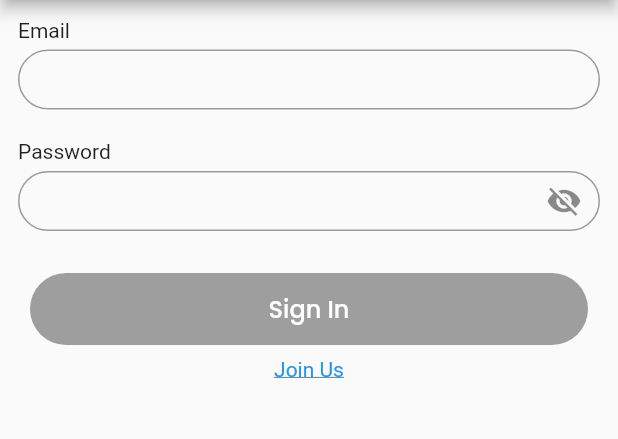
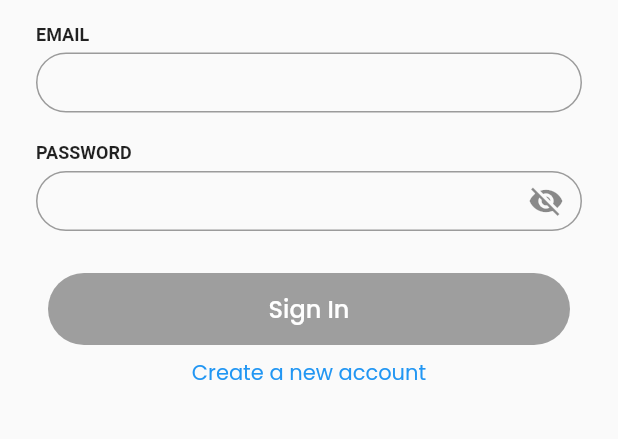
Before and after one commit to thien-lebk/mobile-class-ap, a Flutter app: the screen it shows after launch, after a tap on "Sign In", on a phone screen of 412 x 824 dp, the part 120-559 px from its top. Run offline on Flutter 3.47's test engine with Material 2 defaults, Android fonts, the light colour scheme and no system bars; our stand-ins replace google_fonts, shared_preferences; network calls fail.

```diff
--- a/lib/signin.dart
+++ b/lib/signin.dart
@@ -1,4 +1,5 @@
 import 'package:flutter/material.dart';
+import 'package:google_fonts/google_fonts.dart';
 import 'package:phinder/api.dart';
 import 'package:phinder/main.dart';
 import 'package:shared_preferences/shared_preferences.dart';
@@ -22,6 +23,7 @@ class _SignInState extends State<SignIn> {
             appBar: PreferredSize(
                 preferredSize: Size.fromHeight(80.0),
                 child: AppBar(
+                  elevation: 0,
                   iconTheme: IconThemeData(color: Colors.black),
                   flexibleSpace: Row(
                     children: [
@@ -41,12 +43,17 @@ class _SignInState extends State<SignIn> {
             body: GestureDetector(
                 onTap: () => FocusScope.of(context).unfocus(),
                 child: Padding(
-                    padding: const EdgeInsets.all(12.0),
+                    padding: const EdgeInsets.symmetric(
+                        vertical: 16, horizontal: 24),
                     child: SingleChildScrollView(
                         child: Column(
                             crossAxisAlignment: CrossAxisAlignment.start,
                             children: [
-                          Text('Email'),
+                          Text(
+                            'EMAIL',
+                            style: TextStyle(
+                                fontSize: 12, fontWeight: FontWeight.bold),
+                          ),
                           SizedBox(height: 5.0),
                           Container(
                               height: 40.0,
@@ -61,7 +68,11 @@ class _SignInState extends State<SignIn> {
                                           borderRadius:
                                               BorderRadius.circular(32.0))))),
                           SizedBox(height: 20.0),
-                          Text('Password'),
+                          Text(
+                            'PASSWORD',
+                            style: TextStyle(
+                                fontSize: 12, fontWeight: FontWeight.bold),
+                          ),
                           SizedBox(height: 5.0),
                           Container(
                               height: 40.0,
@@ -118,12 +129,10 @@ class _SignInState extends State<SignIn> {
                                 Navigator.popAndPushNamed(context, '/joinUs');
                               },
                               child: Center(
-                                  child: Text(
-                                "Join Us",
-                                style: TextStyle(
-                                    decoration: TextDecoration.underline,
-                                    color: Colors.blue),
-                              )))
+                                  child: Text("Create a new account",
+                                      style: GoogleFonts.poppins(
+                                          color: Colors.blue,
+                                          textStyle: TextStyle(fontSize: 14)))))
                         ]))))));
   }
 }
```
